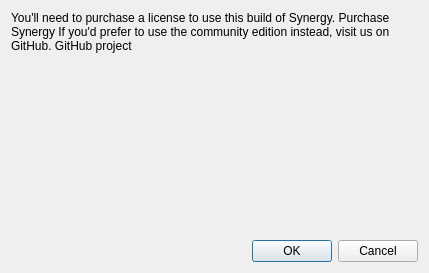
First picture: the form in src/gui/src/CancelActivationDialog.ui, repository deskflow/deskflow, before the edit.
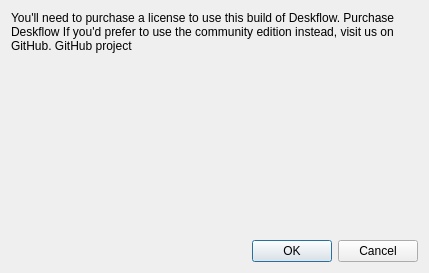
Second picture: the form after the edit.

Commit message: Use Deskflow Name

```diff
--- a/src/gui/src/CancelActivationDialog.ui
+++ b/src/gui/src/CancelActivationDialog.ui
@@ -17,7 +17,7 @@
    <item alignment="Qt::AlignmentFlag::AlignTop">
     <widget class="QLabel" name="label">
      <property name="text">
-      <string>&lt;html&gt;&lt;head/&gt;&lt;body&gt;&lt;p&gt;You'll need to purchase a license to use this build of Synergy.&lt;/p&gt;&lt;p&gt;&lt;a href=&quot;https://symless.com/synergy/purchase?source=gui&quot;&gt;&lt;span style=&quot; text-decoration: underline; color:#007af4;&quot;&gt;Purchase Synergy&lt;/span&gt;&lt;/a&gt;&lt;/p&gt;&lt;p&gt;If you'd prefer to use the community edition instead, visit us on GitHub.&lt;/p&gt;&lt;p&gt;&lt;a href=&quot;https://github.com/symless/synergy&quot;&gt;&lt;span style=&quot; text-decoration: underline; color:#007af4;&quot;&gt;GitHub project&lt;/span&gt;&lt;/a&gt;&lt;/p&gt;&lt;/body&gt;&lt;/html&gt;</string>
+      <string>&lt;html&gt;&lt;head/&gt;&lt;body&gt;&lt;p&gt;You'll need to purchase a license to use this build of Deskflow.&lt;/p&gt;&lt;p&gt;&lt;a href=&quot;https://symless.com/deskflow/purchase?source=gui&quot;&gt;&lt;span style=&quot; text-decoration: underline; color:#007af4;&quot;&gt;Purchase Deskflow&lt;/span&gt;&lt;/a&gt;&lt;/p&gt;&lt;p&gt;If you'd prefer to use the community edition instead, visit us on GitHub.&lt;/p&gt;&lt;p&gt;&lt;a href=&quot;https://github.com/symless/deskflow&quot;&gt;&lt;span style=&quot; text-decoration: underline; color:#007af4;&quot;&gt;GitHub project&lt;/span&gt;&lt;/a&gt;&lt;/p&gt;&lt;/body&gt;&lt;/html&gt;</string>
      </property>
      <property name="wordWrap">
       <bool>true</bool>
```
The commit also changes 685 other files.
